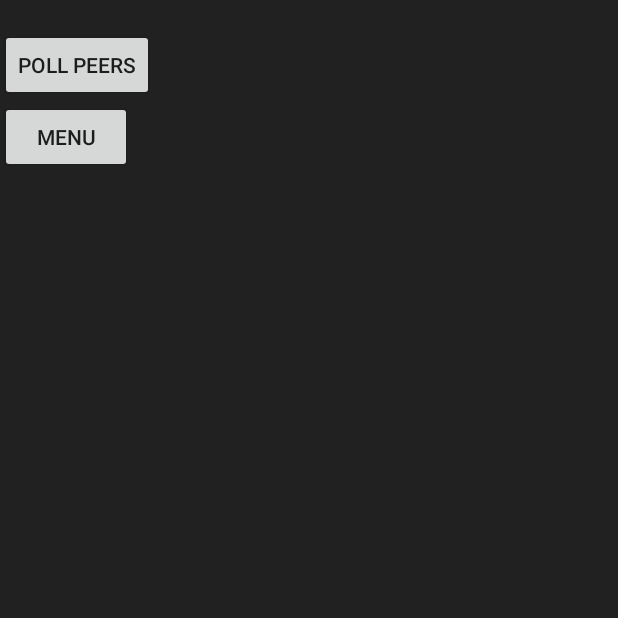
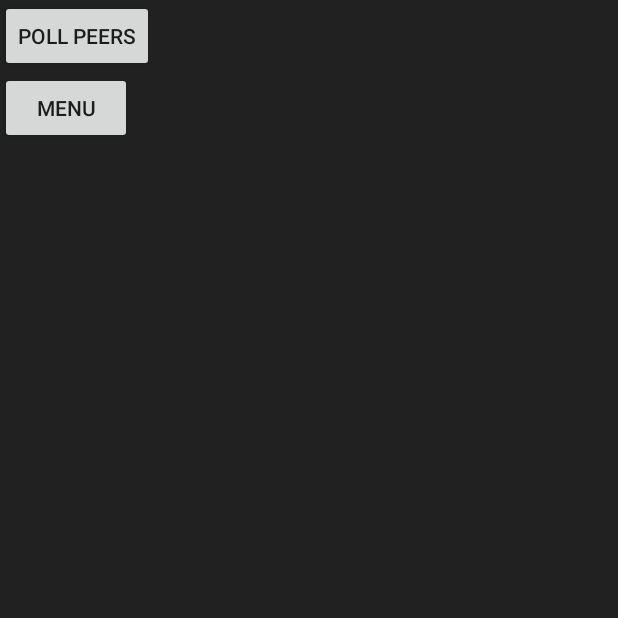
Before and after one commit to stealmyhousekey/bruhssianroulette, an Android app: the NetworkActivity screen opened directly, with no data from a screen before it, on a phone screen of 412 x 824 dp, the top half of it. Run offline under Robolectric (Android 15) with nearby library versions, the phone set to English and light mode, and no system bars; libraries missing offline, so code that uses them is left out: .

Commit message:
aesthetic commit

```diff
--- a/BRUH/src/main/res/layout/activity_home.xml
+++ b/BRUH/src/main/res/layout/activity_home.xml
@@ -36,7 +36,7 @@
         android:gravity="center_horizontal"
         android:text="BRUHssian Roulette"
         android:textColor="@color/red_500"
-        android:textSize="75sp" />
+        android:textSize="60sp" />
 
 
 </RelativeLayout>
--- a/BRUH/src/main/res/layout/activity_network.xml
+++ b/BRUH/src/main/res/layout/activity_network.xml
@@ -4,26 +4,11 @@ android:orientation="vertical"
 android:layout_width="fill_parent"
 android:layout_height="fill_parent">
 
-<ScrollView
-    android:id="@+id/SCROLLER_ID"
-    android:layout_width="fill_parent"
-    android:layout_height="wrap_content"
-    android:scrollbars="vertical"
-    android:fillViewport="true">
-
-    <TextView
-        android:id="@+id/TEXT_STATUS_ID"
-        android:layout_width="fill_parent"
-        android:layout_height="fill_parent"
-        android:layout_weight="1.0"
-        android:textColor="@color/grey_1000"/>
-</ScrollView>
-<Button
-    android:id="@+id/poll_button"
-    android:layout_width="wrap_content"
-    android:layout_height="wrap_content"
-    android:layout_below="@+id/SCROLLER_ID"
-    android:text="POLL PEERS" />
+    <Button
+        android:id="@+id/poll_button"
+        android:layout_width="wrap_content"
+        android:layout_height="wrap_content"
+        android:text="POLL PEERS" />
 
     <Button
         android:id="@+id/n_menu_button"
@@ -32,4 +17,15 @@ android:layout_height="fill_parent">
         android:layout_below="@+id/poll_button"
         android:text="MENU" />
 
+    <TextView
+        android:id="@+id/TEXT_STATUS_ID"
+        android:layout_width="match_parent"
+        android:layout_height="wrap_content"
+        android:layout_below="@id/n_menu_button"
+        android:layout_centerInParent="true"
+        android:layout_weight="1.0"
+        android:gravity="center_horizontal"
+        android:textColor="@color/grey_1000"
+        android:textSize="20sp" />
+
 </LinearLayout>
```
